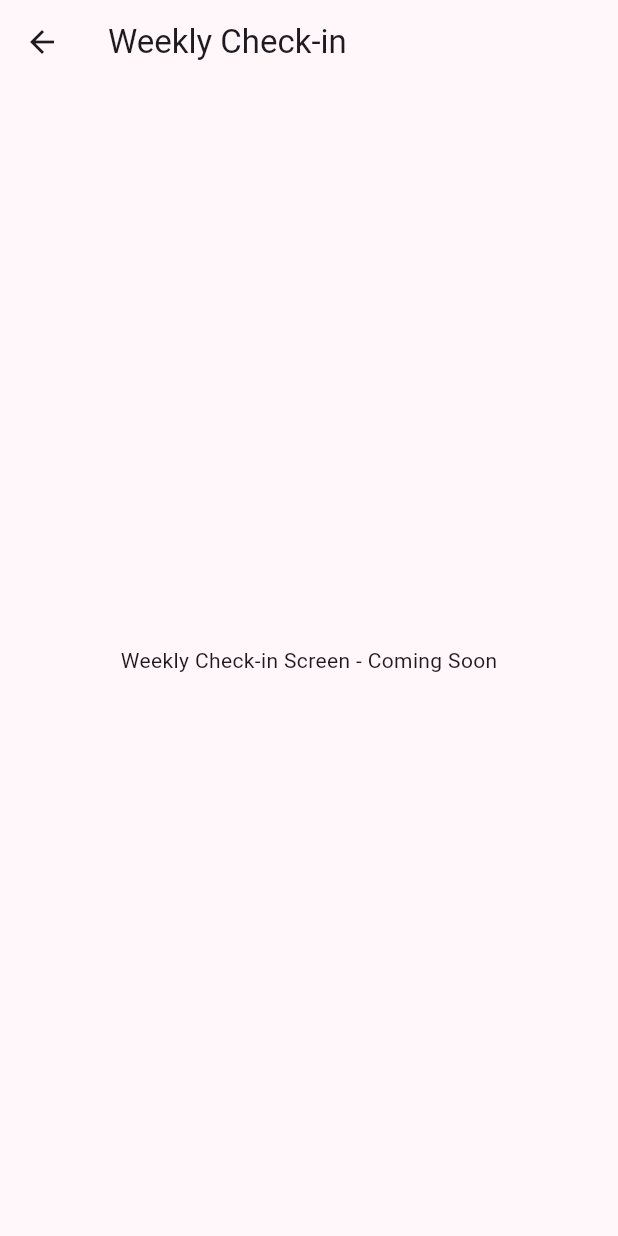
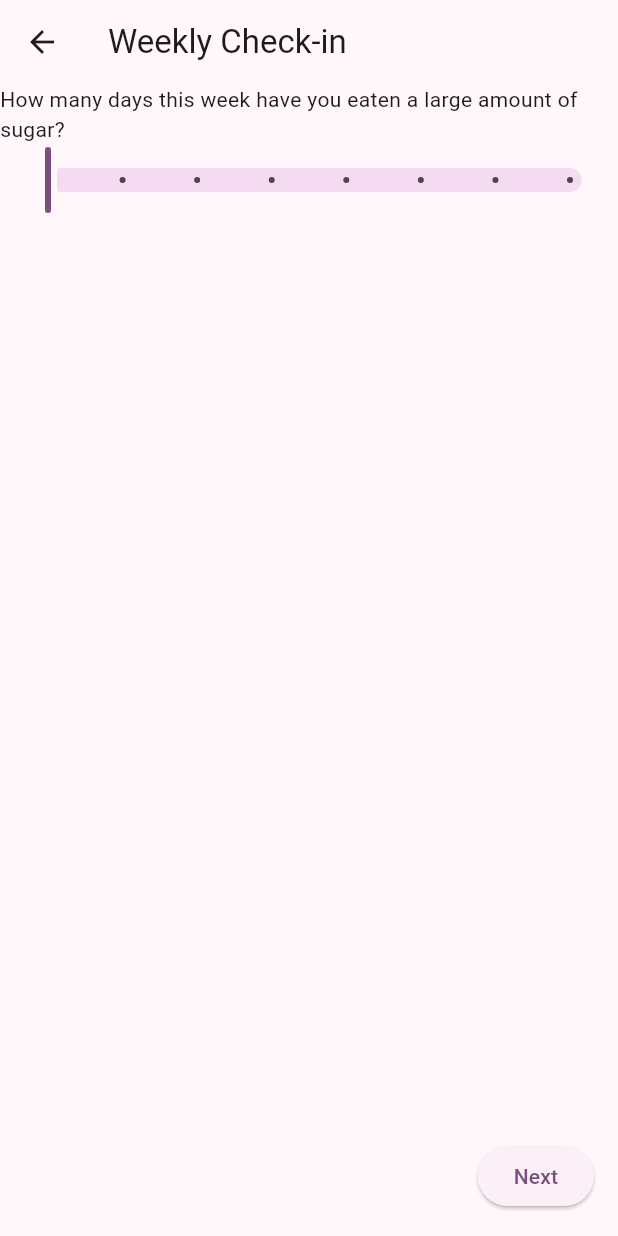
Before and after one commit to Spiritual-Programmer/folicle, a Flutter app: the WeeklyCheckInScreen screen opened directly, on a phone screen of 412 x 824 dp. Run offline on Flutter 3.47's test engine with Material 3 defaults, Android fonts, the phone set to English and light mode, and no system bars.

Commit message:
initial weekly check in screen

```diff
--- a/lib/screens/weekly_checkin_screen.dart
+++ b/lib/screens/weekly_checkin_screen.dart
@@ -1,16 +1,96 @@
 import 'package:flutter/material.dart';
+import 'package:folicle/screens/home_screen.dart';
 
-class WeeklyCheckInScreen extends StatelessWidget {
+class WeeklyCheckInScreen extends StatefulWidget {
   const WeeklyCheckInScreen({super.key});
 
   @override
+  State<WeeklyCheckInScreen> createState() => WeeklyState();
+}
+
+class WeeklyState extends State<WeeklyCheckInScreen> {
+  int currentStep = 0;
+  List<int> numDays = [0, 0, 0];
+
+  @override
   Widget build(BuildContext context) {
+    const List<String> questions = [
+      'How many days this week have you eaten a large amount of sugar?',
+      'How many days this week have been stressful for you?',
+      'How many days this week have you slept well?',
+    ];
+    const List<String> labels = ['Sugar days', 'Stress days', 'Sleep days'];
+    Widget body;
+    if (currentStep == numDays.length) {
+      body = Column(
+        children: [
+          const Text("Does this all look correct?"),
+          ...List.generate(numDays.length, (int i) {
+            return Text("${labels[i]}: ${numDays[i]}");
+          }),
+        ],
+      );
+    } else {
+      body = Column(
+        //mainAxisAlignment: MainAxisAlignment.spaceBetween,
+        children: <Widget>[
+          Text(questions[currentStep]),
+          Slider(
+            year2023: false,
+            value: numDays[currentStep].toDouble(),
+            label: numDays[currentStep].toString(),
+            max: 7,
+            divisions: 7,
+            onChanged: (double value) {
+              setState(() {
+                numDays[currentStep] = value.round();
+              });
+            },
+          ),
+        ],
+      );
+    }
     return Scaffold(
-      appBar: AppBar(
-        title: const Text('Weekly Check-in'),
-      ),
-      body: const Center(
-        child: Text('Weekly Check-in Screen - Coming Soon'),
+      appBar: AppBar(title: const Text('Weekly Check-in')),
+      body: Center(child: body),
+      bottomNavigationBar: SafeArea(
+        child: Padding(
+          padding: EdgeInsets.all(16.0),
+          child: Row(
+            children: [
+              Visibility(
+                visible: currentStep > 0,
+                maintainSize: true,
+                maintainAnimation: true,
+                maintainState: true,
+                child: ElevatedButton(
+                  onPressed: () {
+                    setState(() {
+                      if (currentStep > 0) {
+                        currentStep -= 1;
+                      }
+                    });
+                  },
+                  child: const Text('Back'),
+                ),
+              ),
+              const Spacer(),
+              ElevatedButton(
+                onPressed: () {
+                  setState(() {
+                    if (currentStep == numDays.length) {
+                      debugPrint('Got the values: $numDays');
+                      Navigator.of(context).pop();
+                    } else {
+                      currentStep += 1;
+                    }
+                  });
+                },
+                child: Text(currentStep == numDays.length ? 'Finish' : 'Next'),
+              ),
+            ],
+          ),
+        ),
       ),
     );
   }
--- a/pubspec.yaml
+++ b/pubspec.yaml
@@ -19,7 +19,7 @@ publish_to: 'none' # Remove this line if you wish to publish to pub.dev
 version: 1.0.0+1
 
 environment:
-  sdk: ^3.10.7
+  sdk: ^3.10.0
 
 # Dependencies specify other packages that your package needs in order to work.
 # To automatically upgrade your package dependencies to the latest versions
```
Also changed, not shown: pubspec.lock.
